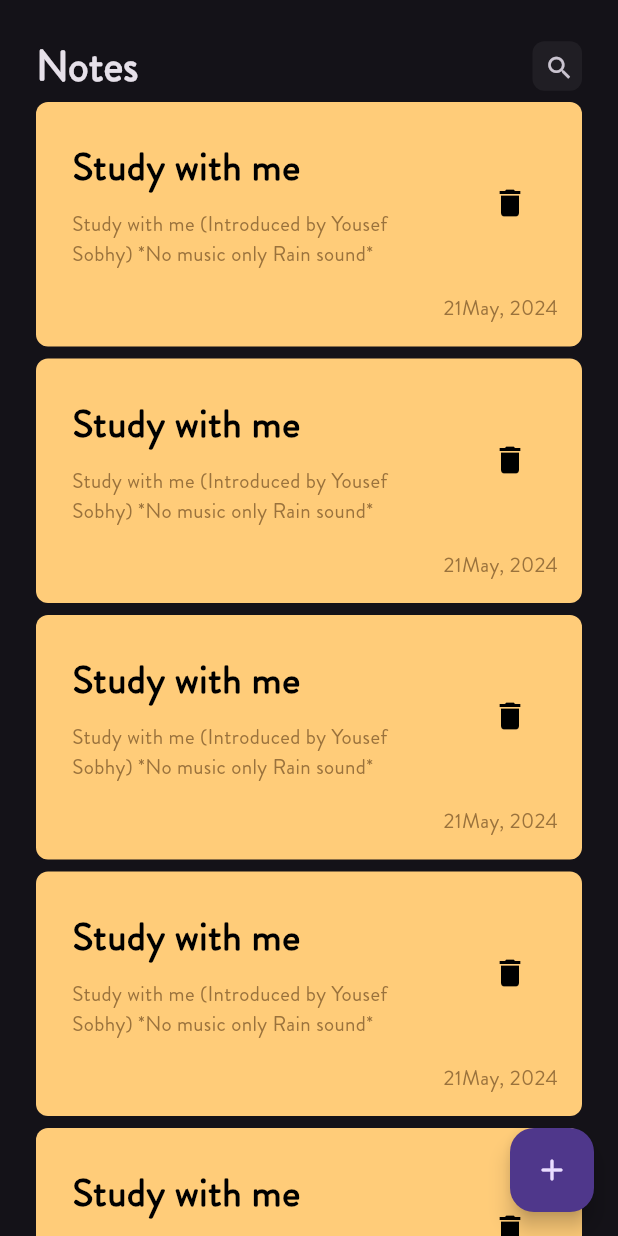
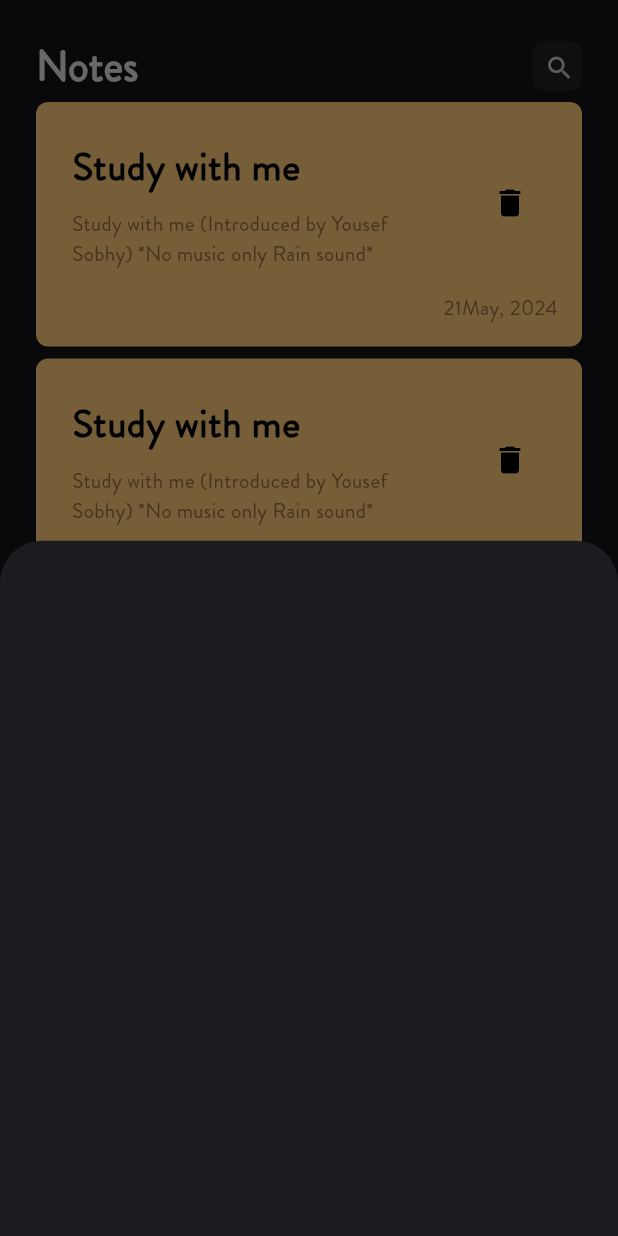
Before and after one commit to yousefsobhy12/5-notes_app, a Flutter app: the screen it shows after launch, after a tap on the "add" icon, on a phone screen of 412 x 824 dp. Run offline on Flutter 3.47's test engine with Material 3 defaults, Android fonts, the phone set to English and light mode, and no system bars.

Commit message:
add note bottom sheet created

```diff
--- a/lib/views/home_view.dart
+++ b/lib/views/home_view.dart
@@ -1,4 +1,5 @@
 import 'package:flutter/material.dart';
+import 'package:notes_app/views/widgets/add_note_bottom_sheet.dart';
 import 'package:notes_app/views/widgets/home_view_body.dart';
 
 class HomeView extends StatelessWidget {
@@ -8,7 +9,13 @@ class HomeView extends StatelessWidget {
   Widget build(BuildContext context) {
     return Scaffold(
       floatingActionButton: FloatingActionButton(
-        onPressed: () {},
+        onPressed: () {
+          showModalBottomSheet(
+              context: context,
+              builder: (context) {
+                return const AddNoteBottomSheet();
+              });
+        },
         child: const Icon(Icons.add_rounded),
       ),
       body: const HomeViewBody(),
--- /dev/null
+++ b/lib/views/widgets/add_note_bottom_sheet.dart
@@ -0,0 +1,10 @@
+import 'package:flutter/material.dart';
+
+class AddNoteBottomSheet extends StatelessWidget {
+  const AddNoteBottomSheet({super.key});
+
+  @override
+  Widget build(BuildContext context) {
+    return Container();
+  }
+}
```
